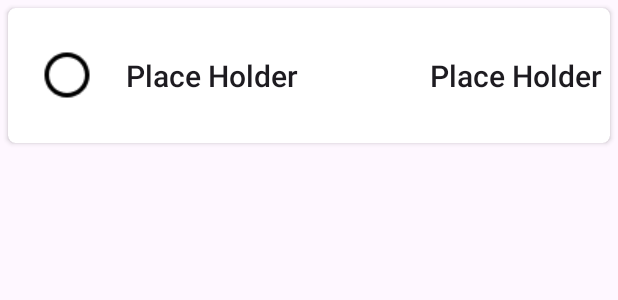
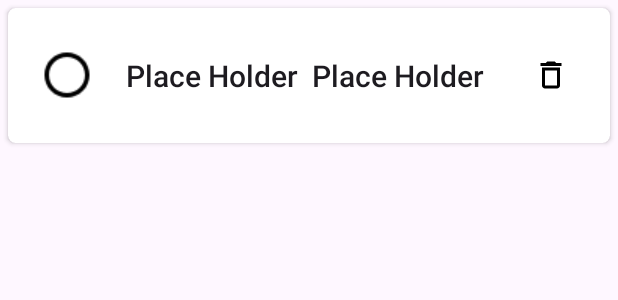
Before and after one commit to PeterEvansCode/TasksListHub, an Android app: the layout task_item_cell.xml on its own in the app's theme, with its tools: preview values and no code run, on a phone screen of 412 x 824 dp. Shown: the top 300 px of the screen. Run offline under Robolectric (Android 15) with nearby library versions, the phone set to English and light mode, and no system bars.

Commit message:
Deletable Tasks

```diff
--- a/app/build.gradle.kts
+++ b/app/build.gradle.kts
@@ -50,7 +50,7 @@ dependencies {
     androidTestImplementation("androidx.test.ext:junit:1.2.1")
     androidTestImplementation("androidx.test.espresso:espresso-core:3.6.1")
 
-    implementation("android.room:room-ktx:2.4.3")
+    implementation("androidx.room:room-ktx:2.4.3")
     kapt("androidx.room:room-compiler:2.6.1")
     implementation("androidx.lifecycle:lifecycle-livedata-ktx:2.8.4")
     implementation("androidx.lifecycle:lifecycle-viewmodel-ktx:2.8.4")
--- a/app/src/main/java/com/example/googletasksassistant/TaskItem.kt
+++ b/app/src/main/java/com/example/googletasksassistant/TaskItem.kt
@@ -19,7 +19,7 @@ class TaskItem(
     @PrimaryKey(autoGenerate = true) var id: Int = 0
 )
 {
-    fun completedDate(): LocalDate? = if (completedDateString == null) null
+    private fun completedDate(): LocalDate? = if (completedDateString == null) null
         else LocalDate.parse(completedDateString, dateFormatter)
 
     fun dueTime(): LocalTime? = if (dueTimeString == null) null
--- a/app/src/main/java/com/example/googletasksassistant/TaskItemClickListener.kt
+++ b/app/src/main/java/com/example/googletasksassistant/TaskItemClickListener.kt
@@ -3,5 +3,6 @@ package com.example.googletasksassistant
 interface TaskItemClickListener
 {
     fun editTaskItem(taskItem: TaskItem)
-    fun completeTaskItem(taskItem: TaskItem)
+    fun toggleCompleteTaskItem(taskItem: TaskItem)
+    fun deleteTaskItem(taskItem: TaskItem)
 }
--- /dev/null
+++ b/app/src/main/res/drawable/delete_outline_24.xml
@@ -0,0 +1,5 @@
+<vector android:height="24dp" android:tint="#000000"
+    android:viewportHeight="24" android:viewportWidth="24"
+    android:width="24dp" xmlns:android="http://schemas.android.com/apk/res/android">
+    <path android:fillColor="@android:color/white" android:pathData="M6,19c0,1.1 0.9,2 2,2h8c1.1,0 2,-0.9 2,-2L18,7L6,7v12zM8,9h8v10L8,19L8,9zM15.5,4l-1,-1h-5l-1,1L5,4v2h14L19,4z"/>
+</vector>
--- a/app/src/main/res/layout/task_item_cell.xml
+++ b/app/src/main/res/layout/task_item_cell.xml
@@ -27,9 +27,9 @@
             />
 
         <TextView
+            android:id="@+id/name"
             android:layout_width="0dp"
             android:layout_height="wrap_content"
-            android:id="@+id/name"
             android:text="@string/place_holder"
             style="@style/TextAppearance.AppCompat.Title"
             android:layout_gravity="center"
@@ -37,15 +37,28 @@
             />
 
         <TextView
+            android:id="@+id/dueTime"
             android:layout_marginHorizontal="5dp"
             android:layout_width="wrap_content"
             android:layout_height="wrap_content"
-            android:id="@+id/dueTime"
             android:text="@string/place_holder"
             style="@style/TextAppearance.AppCompat.Title"
             android:layout_gravity="center"
             />
 
+        <ImageButton
+            android:id="@+id/deleteButton"
+            android:layout_width="wrap_content"
+            android:layout_height="wrap_content"
+            android:layout_gravity="center"
+            android:scaleX="1"
+            android:scaleY="1"
+            android:contentDescription="@string/delete_button"
+            android:layout_marginHorizontal="15dp"
+            android:src="@drawable/delete_outline_24"
+            android:backgroundTint="@android:color/transparent"
+            />
+
     </LinearLayout>
 
 </androidx.cardview.widget.CardView>
--- a/app/src/main/res/values/strings.xml
+++ b/app/src/main/res/values/strings.xml
@@ -2,4 +2,7 @@
     <string name="app_name">GoogleTasksAssistant</string>
     <string name="place_holder">Place Holder</string>
     <string name="checkbox">CheckBox</string>
+    <string name="delete_button">Bin</string>
+    <string name="open_nav">Open Navigation Drawer</string>
+    <string name="close_nav">Close Navigation Drawer</string>
 </resources>
```
Also changed, not shown: app/src/main/java/com/example/googletasksassistant/MainActivity.kt (+19 -3 lines), app/src/main/java/com/example/googletasksassistant/NewTaskSheet.kt (+6 -6 lines), app/src/main/java/com/example/googletasksassistant/TaskItemViewHolder.kt (+8 -3 lines), app/src/main/java/com/example/googletasksassistant/TaskViewModel.kt (+11 -0 lines).
